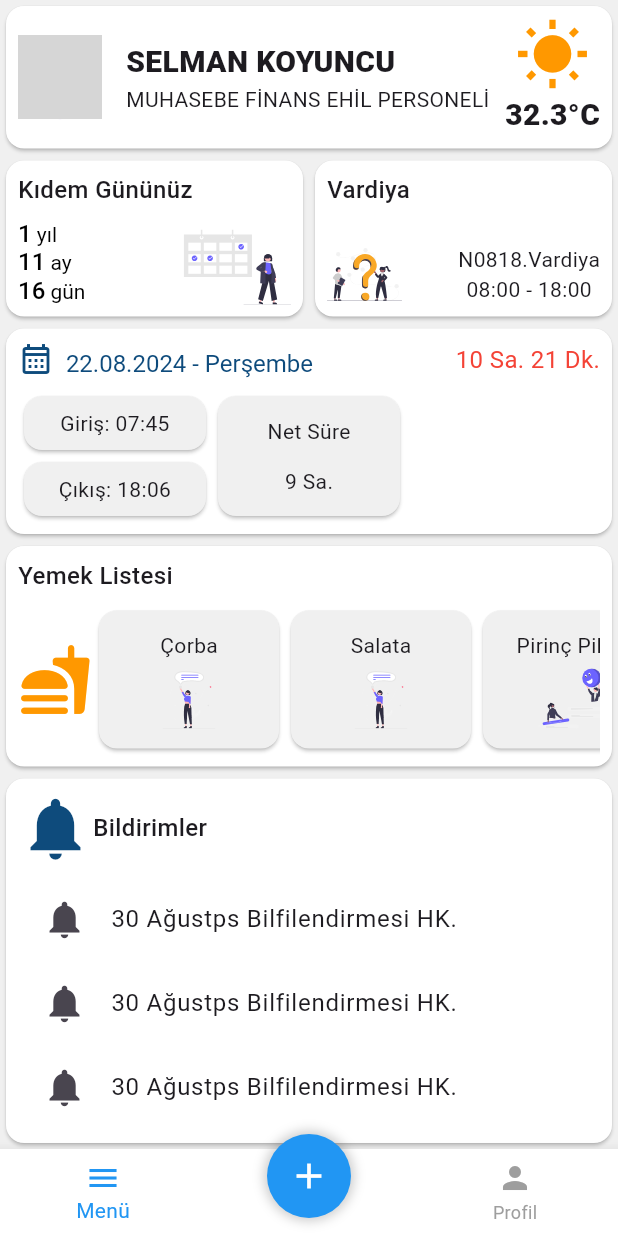
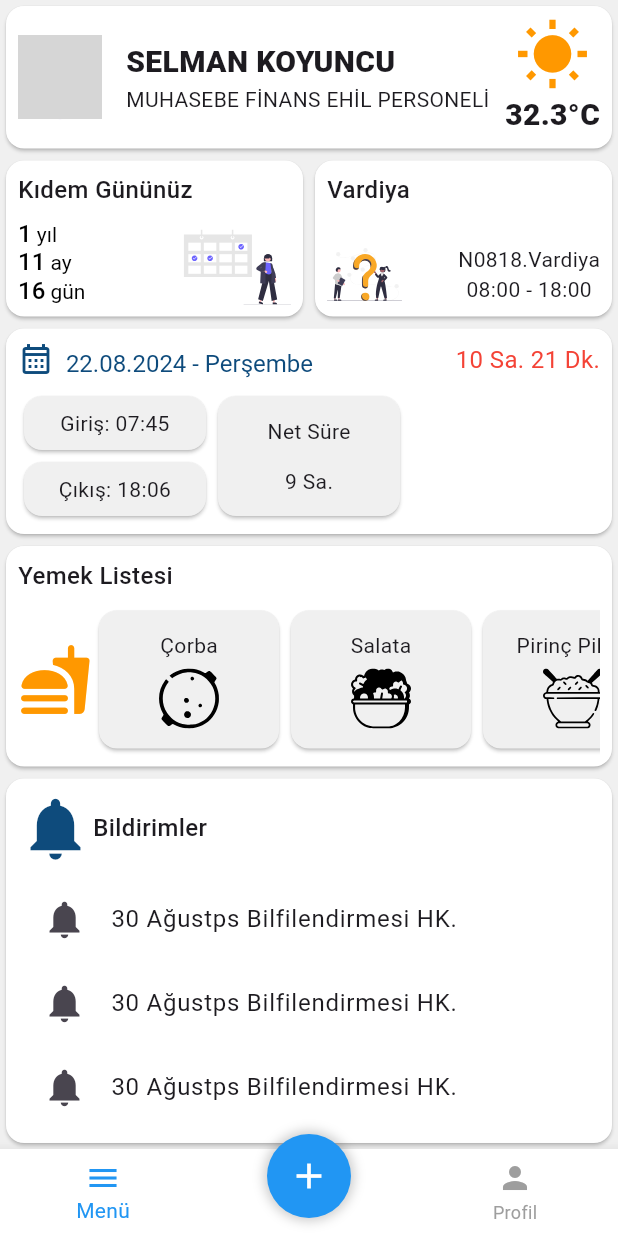
Before and after one commit to PenguBey/opak_mobile, a Flutter app: the MainMenuView screen opened by its route, on a phone screen of 412 x 824 dp. Run offline on Flutter 3.47's test engine with Material 3 defaults, Android fonts, the light colour scheme and no system bars; our stand-ins replace fl_chart, flutter_svg, get; network calls fail; grey boxes are pictures that could not be loaded.

Commit message:
yemek iconları

```diff
--- a/lib/constants/icon_con.dart
+++ b/lib/constants/icon_con.dart
@@ -23,4 +23,8 @@ class IconCon {
   static const String scooter = "${_loc}undraw_scooter_re_lrsb.svg";
   static const String transferFiles =
       "${_loc}undraw_transfer_files_re_a2a9.svg";
+  static const String pilav = "${_loc}rice_3014477.svg";
+  static const String salata = "${_loc}salad_3390280.svg";
+
+  static const String corba = "${_loc}soup_6978178.svg";
 }
--- a/lib/controllers/main_menu_controller.dart
+++ b/lib/controllers/main_menu_controller.dart
@@ -4,9 +4,8 @@ import '../constants/icon_con.dart';
 
 class MainMenuController extends GetxController {
   var menuler = {
-    'Çorba': IconCon.chat,
-    'Salata': IconCon.chat,
-    'Pirinç Pilavı': IconCon.onlineDiscussion,
-    'Izgara Köfte': IconCon.onlineCalendar,
+    'Çorba': IconCon.corba,
+    'Salata': IconCon.salata,
+    'Pirinç Pilavı': IconCon.pilav,
   };
 }
--- a/lib/controllers/profil_controller.dart
+++ b/lib/controllers/profil_controller.dart
@@ -3,10 +3,10 @@ import 'package:get/get.dart';
 import '../constants/icon_con.dart';
 
 class ProfilController extends GetxController {
-    var test = {
+  var test = {
     'Ayarlar': IconCon.chat,
     'Durum': IconCon.chat,
     'Denetim': IconCon.onlineDiscussion,
-    'Control': IconCon.onlineCalendar,
+    'Kontrol': IconCon.onlineCalendar,
   };
 }
```
Also changed, not shown: assets/icons/rice_3014477.svg (added), assets/icons/salad_3390280.svg (added), assets/icons/soup_6978178.svg (added).
